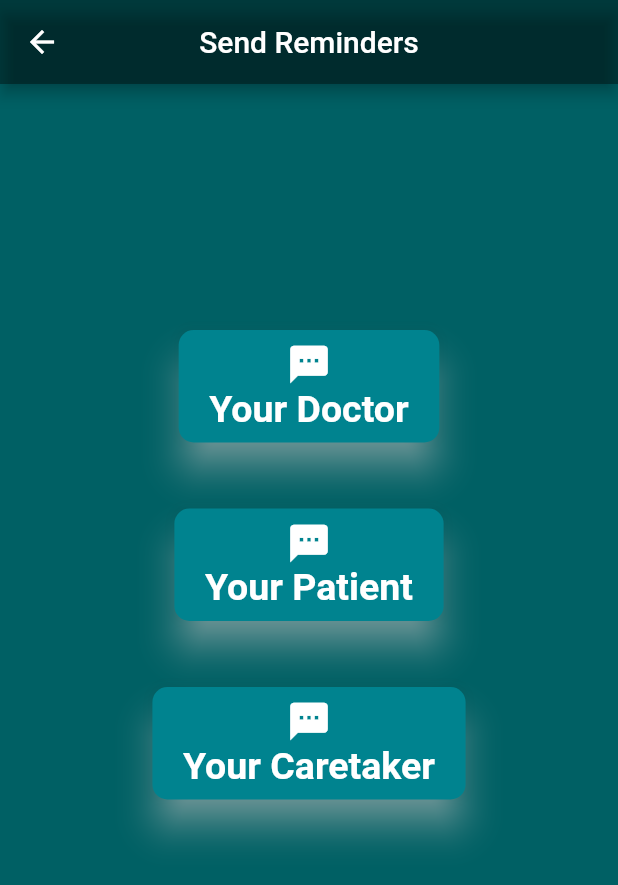
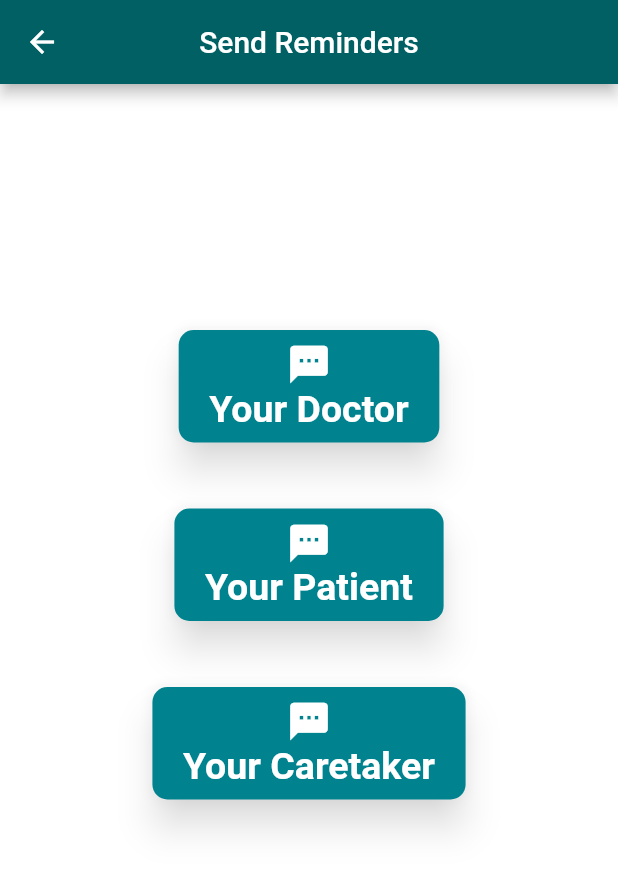
Before and after one commit to clary09/Obliviate, a Flutter app: the MessageScreen screen opened directly, on a phone screen of 412 x 824 dp. Shown: the top 885 px of the screen. Run offline on Flutter 3.47's test engine with Material 2 defaults, Android fonts, the phone set to English and light mode, and no system bars; our stand-ins replace audioplayers, cloud_firestore, expandable, firebase_auth, firebase_core, fluttertoast and 2 more; missing offline and left inert: flutter_phone_direct_caller, to_do_list_obliviate; accounts and stored records are empty.

Commit message:
changed the color scheme

```diff
--- a/lib/screens/message.dart
+++ b/lib/screens/message.dart
@@ -19,9 +19,9 @@ class _MessageScreenState extends State<MessageScreen> {
 
     return Scaffold(
 
-      backgroundColor: Colors.cyan[900],
+      backgroundColor: Colors.white,
       appBar: AppBar(
-        backgroundColor: Colors.black38,
+        backgroundColor: Colors.cyan[900],
         // backgroundColor: Colors.cyan[800],
         title: Text("Send Reminders",), centerTitle: true,foregroundColor: Colors.white,
       ),
```
